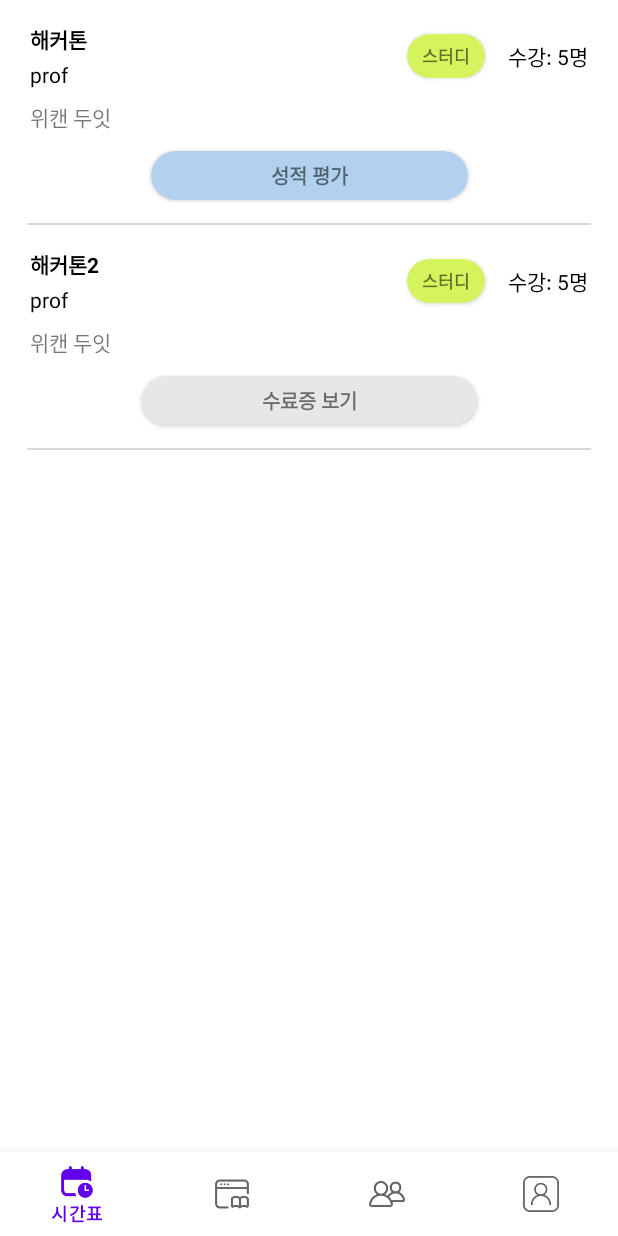
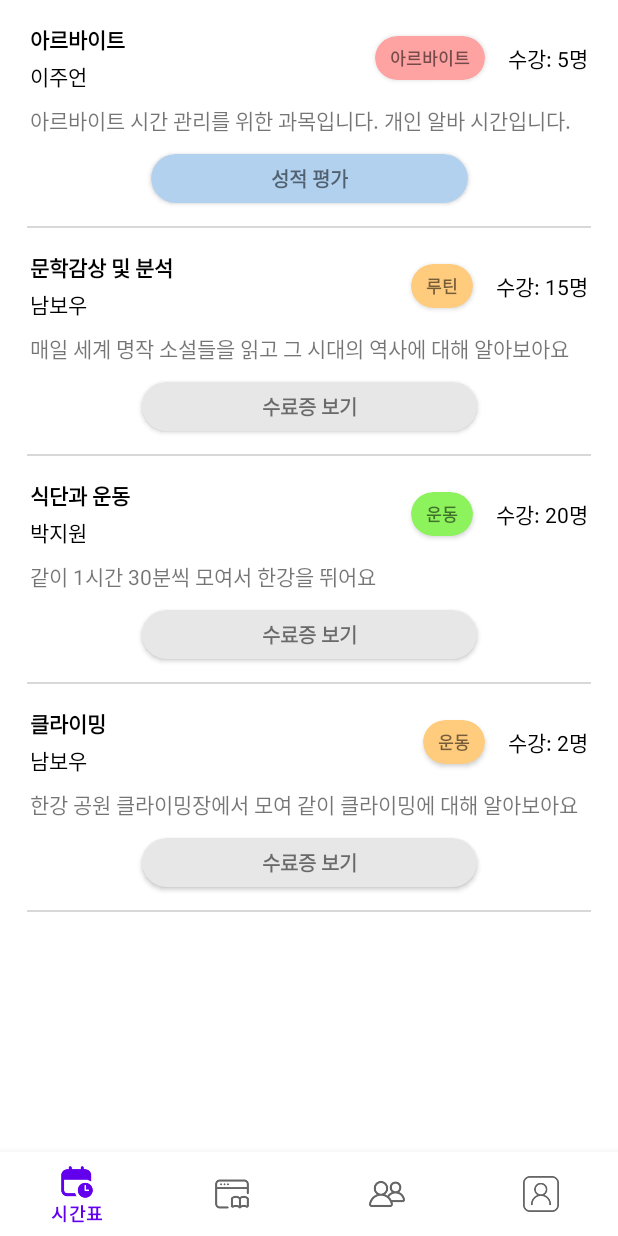
Before and after one commit to OrchestraHackathon/Development, an Android app: the fragment CompletedLecturesFragment placed in its activity, on a phone screen of 412 x 824 dp. Run offline under Robolectric (Android 15) with nearby library versions, the phone set to English and light mode, and no system bars; libraries missing offline, so code that uses them is left out: com.islandparadise14.mintable; 9 statements that could not run were skipped.

Commit message:
Update: 수강완료 과목 더미 데이터

```diff
--- a/android/app/src/main/java/com/example/jonggangtime/UI/Profile/CompletedLecturesFragment.kt
+++ b/android/app/src/main/java/com/example/jonggangtime/UI/Profile/CompletedLecturesFragment.kt
@@ -17,15 +17,21 @@ class CompletedLecturesFragment : BaseFragment<FragmentCompletedLecturesBinding>
 
         //테스트용 임시 코드
         completedLectureArray.add(
-            CompletedLecture(1, "해커톤", "prof", "스터디", "위캔 두잇", "5명", false),
+            CompletedLecture(5, "아르바이트", "이주언", "아르바이트", "아르바이트 시간 관리를 위한 과목입니다. 개인 알바 시간입니다.", "5명", false),
         )
         completedLectureArray.add(
-            CompletedLecture(2, "해커톤2", "prof", "스터디", "위캔 두잇", "5명", true),
+            CompletedLecture(3, "문학감상 및 분석", "남보우", "루틴", "매일 세계 명작 소설들을 읽고 그 시대의 역사에 대해 알아보아요", "15명", true),
+        )
+        completedLectureArray.add(
+            CompletedLecture(4, "식단과 운동", "박지원", "운동", "같이 1시간 30분씩 모여서 한강을 뛰어요", "20명", true),
+        )
+        completedLectureArray.add(
+            CompletedLecture(3, "클라이밍", "남보우", "운동", "한강 공원 클라이밍장에서 모여 같이 클라이밍에 대해 알아보아요", "2명", true),
         )
     }
 
     private fun initAdapter() {
-        completedLecturesAdapter = CompletedLecturesRVAdapter(completedLectureArray)
+        completedLecturesAdapter = CompletedLecturesRVAdapter(requireContext(), completedLectureArray)
         binding.completedLecturesRv.layoutManager = LinearLayoutManager(context, LinearLayoutManager.VERTICAL, false)
         completedLecturesAdapter.setOnItemClickListener(object : CompletedLecturesRVAdapter.OnItemClickListener{
             override fun onItemClick(
--- a/android/app/src/main/java/com/example/jonggangtime/UI/Profile/CompletedLecturesRVAdapter.kt
+++ b/android/app/src/main/java/com/example/jonggangtime/UI/Profile/CompletedLecturesRVAdapter.kt
@@ -1,17 +1,21 @@
 package com.example.jonggangtime.UI.Profile
 
+import android.content.Context
 import android.content.res.ColorStateList
 import android.util.Log
 import android.view.LayoutInflater
 import android.view.ViewGroup
+import androidx.core.content.ContentProviderCompat.requireContext
+import androidx.core.content.ContextCompat
 import androidx.recyclerview.widget.RecyclerView
 import com.example.jonggangtime.R
 import com.example.jonggangtime.UI.Profile.Retrofit.CompletedLecture
 import com.example.jonggangtime.databinding.ItemCompletedLectureBinding
 
-class CompletedLecturesRVAdapter(private val completedLectureList : ArrayList<CompletedLecture>) : RecyclerView.Adapter<CompletedLecturesRVAdapter.ViewHolder>() {
+class CompletedLecturesRVAdapter(context: Context, private val completedLectureList : ArrayList<CompletedLecture>) : RecyclerView.Adapter<CompletedLecturesRVAdapter.ViewHolder>() {
 
     private lateinit var mItemClickListener: OnItemClickListener
+    private val context: Context
 
     // 클릭 리스너 구현 위한 인터페이스
     interface OnItemClickListener {
@@ -30,6 +34,23 @@ class CompletedLecturesRVAdapter(private val completedLectureList : ArrayList<Co
 
     override fun onBindViewHolder(holder: ViewHolder, position: Int) {
         holder.bind(completedLectureList[position])
+        Log.d("completed", completedLectureList[position].courseId.toString())
+        if (completedLectureList[position].courseId == 1){
+            holder.binding.completedLectureCategoryCv.backgroundTintList = ColorStateList.valueOf(context.getColor(R.color.category_study))
+        }else if (completedLectureList[position].courseId == 2){
+            holder.binding.completedLectureCategoryCv.backgroundTintList = ColorStateList.valueOf(context.getColor(R.color.category_certificate))
+        }else if (completedLectureList[position].courseId == 3){
+            holder.binding.completedLectureCategoryCv.backgroundTintList = ColorStateList.valueOf(context.getColor(R.color.category_routine))
+        }else if (completedLectureList[position].courseId == 4){
+            holder.binding.completedLectureCategoryCv.backgroundTintList = ColorStateList.valueOf(context.getColor(R.color.category_exercies))
+        }else if (completedLectureList[position].courseId == 5){
+            Log.d("completed", "5 진입함")
+            holder.binding.completedLectureCategoryCv.backgroundTintList = ColorStateList.valueOf(context.getColor(R.color.category_parttime))
+        }else if (completedLectureList[position].courseId == 6){
+            holder.binding.completedLectureCategoryCv.backgroundTintList = ColorStateList.valueOf(context.getColor(R.color.category_hobby))
+        }else if (completedLectureList[position].courseId == 7){
+            holder.binding.completedLectureCategoryCv.backgroundTintList = ColorStateList.valueOf(context.getColor(R.color.category_unactive))
+        }
         holder.binding.completedLectureScoreCv.setOnClickListener {
             mItemClickListener.onItemClick(completedLectureList[position], holder)
         }
@@ -54,4 +75,8 @@ class CompletedLecturesRVAdapter(private val completedLectureList : ArrayList<Co
             }
         }
     }
+
+    init {
+        this.context = context
+    }
 }
```
